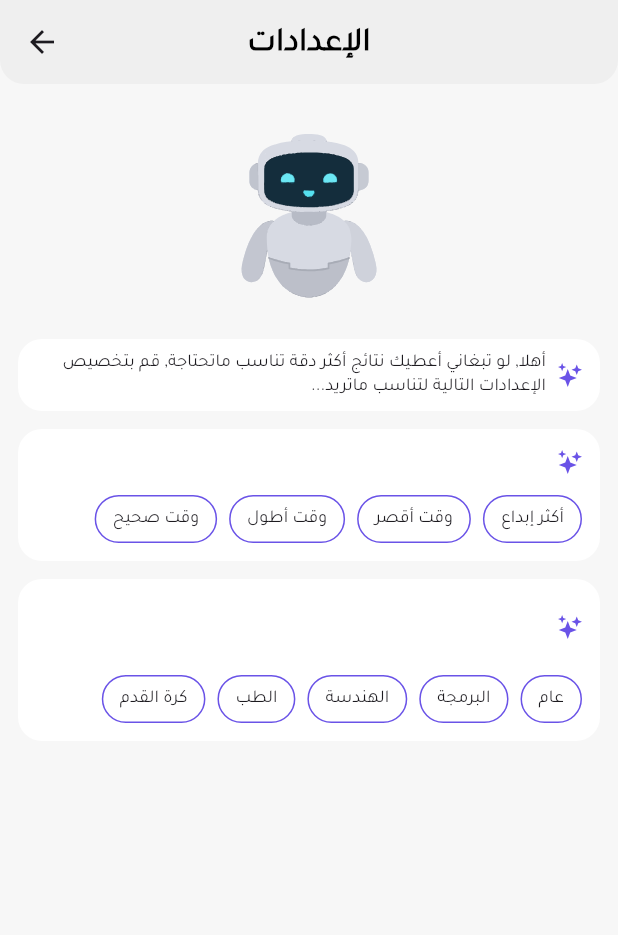
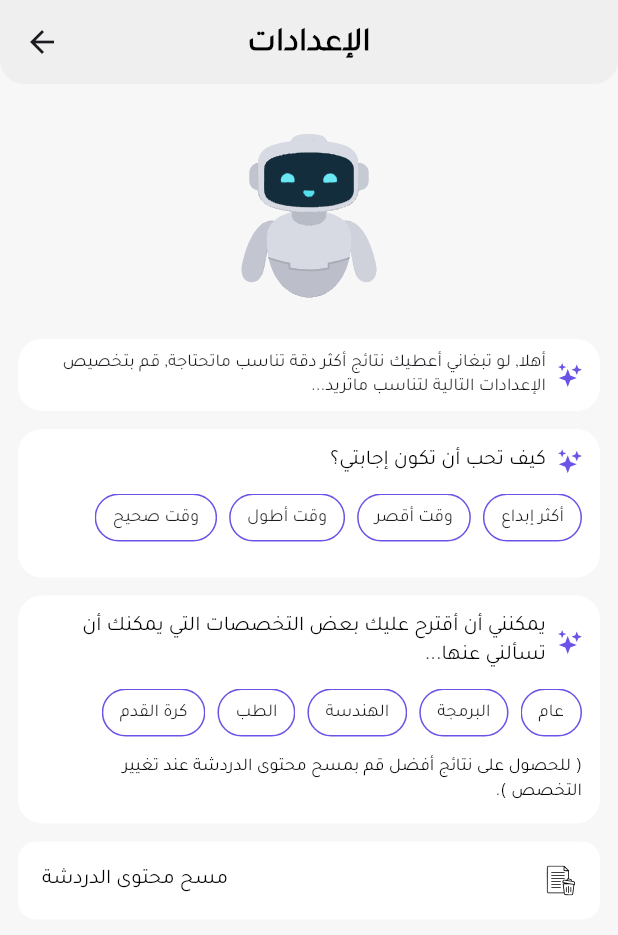
Before and after one commit to Abdullah-Saeed-1100/Fahimak_AI, a Flutter app: the ChatAiView screen opened directly, after a tap on an icon or button, on a phone screen of 412 x 824 dp. Shown: the top 935 px of the screen. Run offline on Flutter 3.47's test engine with Material 3 defaults, Android fonts, the phone set to English and light mode, and no system bars; our stand-ins replace dartz, equatable, flutter_bloc, flutter_svg, google_generative_ai, hive and 4 more; accounts and stored records are empty.

Commit message:
add clearMessages( ) and trigger it,  refactor  UI

```diff
--- a/lib/features/chat_ai/presentation/views/chat_ai_view.dart
+++ b/lib/features/chat_ai/presentation/views/chat_ai_view.dart
@@ -1,17 +1,7 @@
-import 'package:fahimak_ai/core/utils/app_images.dart';
 import 'package:fahimak_ai/core/widgets/custom_app_bar.dart';
-import 'package:fahimak_ai/features/chat_ai/presentation/cubit/chat_cubit.dart';
-import 'package:fahimak_ai/features/chat_ai/presentation/cubit/chat_state.dart';
-import 'package:fahimak_ai/features/chat_ai/presentation/cubit/gemini_state.dart';
-import 'package:fahimak_ai/features/chat_ai/data/chat_repo_impl.dart';
-import 'package:fahimak_ai/features/chat_ai/presentation/widgets/chat_ai_view_body.dart';
+import 'package:fahimak_ai/features/chat_ai/presentation/widgets/chat_ai_view_body_bloc_listener.dart';
+import 'package:fahimak_ai/features/chat_ai/presentation/widgets/setting_button.dart';
 import 'package:flutter/material.dart';
-import 'package:flutter_bloc/flutter_bloc.dart';
-import 'package:flutter_svg/svg.dart';
-import 'package:hive_flutter/hive_flutter.dart';
-import '../../../../core/services/gemini_ai_service.dart';
-import '../../../settings/presentation/views/settings_view.dart';
-import '../../data/models/chat_message.dart';
 import '../widgets/custom_theme_button.dart';
 
 class ChatAiView extends StatelessWidget {
@@ -19,68 +9,14 @@ class ChatAiView extends StatelessWidget {
 
   @override
   Widget build(BuildContext context) {
-    return BlocProvider(
-      create: (context) {
-        final box = Hive.box<ChatMessage>(
-          'messagesBox',
-        ); // <— إحصل على الصندوق المفتوح
-
-        return ChatCubit(
-          ChatRepoImpl(chatService: GeminiAiService(), box: box),
-        );
-      },
-      child: Scaffold(
-        backgroundColor: Theme.of(context).scaffoldBackgroundColor,
-        appBar: CustomAppBar(
-          title: "الدردشة",
-          leading: CustomThemeButton(),
-          actions: [
-            GestureDetector(
-              onTap: () {
-                Navigator.of(
-                  context,
-                ).push(MaterialPageRoute(builder: (context) => SettingsView()));
-              },
-              child: DecoratedBox(
-                decoration: BoxDecoration(),
-                child: Padding(
-                  padding: const EdgeInsets.all(12.0),
-                  child: SvgPicture.asset(
-                    AppImages.settings,
-                    height: 22,
-                    colorFilter: ColorFilter.mode(
-                      Theme.of(context).appBarTheme.actionsIconTheme!.color!,
-                      BlendMode.srcIn,
-                    ),
-                  ),
-                ),
-              ),
-            ),
-          ],
-        ),
-        body: SafeArea(
-          child: BlocListener<ChatCubit, ChatState>(
-            listenWhen: (previous, current) {
-              // ينفذ فقط إذا تغيرت القيمة من أي شيء إلى GeminiFailure
-              return current.geminiStatus is GeminiFailure &&
-                  previous.geminiStatus != current.geminiStatus;
-            },
-            listener: (context, state) {
-              if (state.geminiStatus is GeminiFailure) {
-                ScaffoldMessenger.of(context).showSnackBar(
-                  SnackBar(
-                    content: Text(
-                      (state.geminiStatus as GeminiFailure).errMessage,
-                    ),
-                    duration: const Duration(seconds: 1),
-                  ),
-                );
-              }
-            },
-            child: const ChatAiViewBody(),
-          ),
-        ),
+    return Scaffold(
+      backgroundColor: Theme.of(context).scaffoldBackgroundColor,
+      appBar: CustomAppBar(
+        title: "الدردشة",
+        leading: CustomThemeButton(),
+        actions: [SettingButton()],
       ),
+      body: SafeArea(child: ChatAiViewBodyBlocListener()),
     );
   }
 }
--- /dev/null
+++ b/lib/features/chat_ai/presentation/widgets/chat_ai_view_body_bloc_listener.dart
@@ -0,0 +1,31 @@
+import 'package:fahimak_ai/core/helper_functions/custom_snack_bar.dart';
+import 'package:fahimak_ai/features/chat_ai/presentation/cubit/chat_cubit.dart';
+import 'package:fahimak_ai/features/chat_ai/presentation/cubit/chat_state.dart';
+import 'package:fahimak_ai/features/chat_ai/presentation/cubit/gemini_state.dart';
+import 'package:fahimak_ai/features/chat_ai/presentation/widgets/chat_ai_view_body.dart';
+import 'package:flutter/material.dart';
+import 'package:flutter_bloc/flutter_bloc.dart';
+
+class ChatAiViewBodyBlocListener extends StatelessWidget {
+  const ChatAiViewBodyBlocListener({super.key});
+
+  @override
+  Widget build(BuildContext context) {
+    return BlocListener<ChatCubit, ChatState>(
+      listenWhen: (previous, current) {
+        // ينفذ فقط إذا تغيرت القيمة من أي شيء إلى GeminiFailure
+        return current.geminiStatus is GeminiFailure &&
+            previous.geminiStatus != current.geminiStatus;
+      },
+      listener: (context, state) {
+        if (state.geminiStatus is GeminiFailure) {
+          customSnackBar(
+            context: context,
+            message: (state.geminiStatus as GeminiFailure).errMessage,
+          );
+        }
+      },
+      child: const ChatAiViewBody(),
+    );
+  }
+}
--- a/lib/features/chat_ai/presentation/widgets/messages_chat_widget.dart
+++ b/lib/features/chat_ai/presentation/widgets/messages_chat_widget.dart
@@ -23,16 +23,19 @@ class MessagesChatWidget extends StatelessWidget {
     // });
 
     if (messagesChatState.isEmpty) {
-      return Column(
-        // mainAxisAlignment: MainAxisAlignment.center,
+      return Padding(
+        padding: const EdgeInsets.symmetric(horizontal: 12),
+        child: Column(
+          mainAxisAlignment: MainAxisAlignment.center,
           crossAxisAlignment: CrossAxisAlignment.center,
           children: [
             SvgPicture.asset(AppImages.aiRobotSmall, height: 150),
             HeaderSettingWidget(
               text:
-                "يمكنك الآن بدء الدردشة من هنا 🗨️...\n أن جاهز لتقديم أقصى ما لدي لمساعدتك 🫡...",
+                  "يمكنك الآن بدء الدردشة من هنا 🗨️...\n أنا جاهز لتقديم أقصى ما لدي لمساعدتك 🫡...",
             ),
           ],
+        ),
       );
     }
 
@@ -41,17 +44,19 @@ class MessagesChatWidget extends StatelessWidget {
       itemCount: messagesChatState.length,
       itemBuilder: (context, index) {
         final message = messagesChatState[index];
-        return index == 0
-            ? Column(
-              children: [
-                SvgPicture.asset(AppImages.aiRobotSmall, height: 150),
-                HeaderSettingWidget(
-                  text:
-                      " لو تبغاني أعطيك نتائج أكثر دقة تناسب ماتحتاجة, قم بالذهاب لصفحة الإعدادات وقم بتخصيص إعدادات المحادثة لتناسب ماتريد...",
-                ),
-              ],
-            )
-            : index != messagesChatState.length - 1
+        return
+        // index == 0
+        //     ? Column(
+        //       children: [
+        //         SvgPicture.asset(AppImages.aiRobotSmall, height: 150),
+        //         HeaderSettingWidget(
+        //           text:
+        //               " لو تبغاني أعطيك نتائج أكثر دقة تناسب ماتحتاجة, قم بالذهاب لصفحة الإعدادات وقم بتخصيص إعدادات المحادثة لتناسب ماتريد...",
+        //         ),
+        //       ],
+        //     )
+        //     :
+        index != messagesChatState.length - 1
             ? MessageBubble(message: message)
             : Column(
               children: [
--- /dev/null
+++ b/lib/features/chat_ai/presentation/widgets/setting_button.dart
@@ -0,0 +1,33 @@
+import 'package:fahimak_ai/core/utils/app_images.dart';
+import 'package:fahimak_ai/features/settings/presentation/views/settings_view.dart';
+import 'package:flutter/material.dart';
+import 'package:flutter_svg/svg.dart';
+
+class SettingButton extends StatelessWidget {
+  const SettingButton({super.key});
+
+  @override
+  Widget build(BuildContext context) {
+    return GestureDetector(
+      onTap: () {
+        Navigator.of(
+          context,
+        ).push(MaterialPageRoute(builder: (context) => SettingsView()));
+      },
+      child: DecoratedBox(
+        decoration: BoxDecoration(),
+        child: Padding(
+          padding: const EdgeInsets.all(12.0),
+          child: SvgPicture.asset(
+            AppImages.settings,
+            height: 22,
+            colorFilter: ColorFilter.mode(
+              Theme.of(context).appBarTheme.actionsIconTheme!.color!,
+              BlendMode.srcIn,
+            ),
+          ),
+        ),
+      ),
+    );
+  }
+}
--- a/lib/features/settings/presentation/widgets/chip_widget.dart
+++ b/lib/features/settings/presentation/widgets/chip_widget.dart
@@ -2,33 +2,27 @@ import 'package:fahimak_ai/core/utils/app_colors.dart';
 import 'package:flutter/material.dart';
 
 class ChipWidget extends StatelessWidget {
-  final String name;
-  final bool? isSelected;
-  final VoidCallback? onTap;
-  const ChipWidget({
-    super.key,
-    this.isSelected,
-    required this.name,
-    this.onTap,
-  });
+  final ChipWidgetInput chipWidgetInput;
+  const ChipWidget({super.key, required this.chipWidgetInput});
 
   @override
   Widget build(BuildContext context) {
     return GestureDetector(
-      onTap: onTap,
+      onTap: chipWidgetInput.onTap,
       child: DecoratedBox(
         decoration: BoxDecoration(
-          color: isSelected == true ? AppColors.primary : null,
+          color: chipWidgetInput.isSelected == true ? AppColors.primary : null,
           borderRadius: BorderRadius.circular(16),
           border: Border.all(color: AppColors.primary),
         ),
         child: Padding(
           padding: const EdgeInsets.symmetric(vertical: 8, horizontal: 12),
           child: Text(
-            name,
+            chipWidgetInput.name,
             style: Theme.of(context).textTheme.bodySmall?.copyWith(
-              color: isSelected == true ? Colors.white : null,
-              fontWeight: isSelected == true ? FontWeight.bold : null,
+              color: chipWidgetInput.isSelected == true ? Colors.white : null,
+              fontWeight:
+                  chipWidgetInput.isSelected == true ? FontWeight.bold : null,
             ),
           ),
         ),
@@ -37,8 +31,31 @@ class ChipWidget extends StatelessWidget {
   }
 }
 
-// class Majors {
-//   final String name;
-//   final VoidCallback onTap;
-//   Majors({required this.name, required this.onTap});
-// }
+class ChipWidgetInput {
+  final String name;
+  final bool? isSelected;
+  final VoidCallback? onTap;
+  const ChipWidgetInput({
+    this.isSelected = false,
+    required this.name,
+    this.onTap,
+  });
+}
+
+class CustomAnimatedForChipWidget extends StatelessWidget {
+  final ChipWidgetInput chipWidgetInput;
+  const CustomAnimatedForChipWidget({super.key, required this.chipWidgetInput});
+
+  @override
+  Widget build(BuildContext context) {
+    return AnimatedCrossFade(
+      firstChild: ChipWidget(chipWidgetInput: chipWidgetInput),
+      secondChild: ChipWidget(chipWidgetInput: chipWidgetInput),
+      crossFadeState:
+          chipWidgetInput.isSelected!
+              ? CrossFadeState.showFirst
+              : CrossFadeState.showSecond,
+      duration: const Duration(milliseconds: 300),
+    );
+  }
+}
--- /dev/null
+++ b/lib/features/settings/presentation/widgets/clear_chat_messages_widget.dart
@@ -0,0 +1,60 @@
+import 'package:fahimak_ai/core/helper_functions/custom_show_dialog.dart';
+import 'package:fahimak_ai/core/helper_functions/custom_snack_bar.dart';
+import 'package:fahimak_ai/core/utils/app_images.dart';
+import 'package:fahimak_ai/features/chat_ai/presentation/cubit/chat_cubit.dart';
+import 'package:flutter/material.dart';
+import 'package:flutter_bloc/flutter_bloc.dart';
+import 'package:flutter_svg/svg.dart';
+
+class ClearChatMessagesWidget extends StatelessWidget {
+  const ClearChatMessagesWidget({super.key});
+
+  @override
+  Widget build(BuildContext context) {
+    return GestureDetector(
+      onTap: () async {
+        final confirmed = await customShowDialog(
+          context: context,
+          content:
+              "هل أنت متأكد أنك تريد حذف جميع رسائل الدردشة؟ لا يمكن التراجع عن هذا الإجراء.",
+        );
+
+        if (confirmed == true) {
+          if (!context.mounted) return;
+          await context.read<ChatCubit>().clearMessages(); // clear messages
+          if (!context.mounted) return;
+          customSnackBar(
+            context: context,
+            message: "تم مسح جميع رسائل الدردشة بنجاح.",
+          );
+        }
+      },
+      child: Container(
+        decoration: BoxDecoration(
+          color: Theme.of(context).cardColor,
+          borderRadius: BorderRadius.circular(12),
+        ),
+        padding: const EdgeInsets.symmetric(horizontal: 16, vertical: 16),
+        child: Row(
+          children: [
+            Expanded(
+              child: Text(
+                "مسح محتوى الدردشة",
+                style: Theme.of(context).primaryTextTheme.labelMedium,
+              ),
+            ),
+            SvgPicture.asset(
+              AppImages.delete,
+              height: 20,
+              colorFilter: ColorFilter.mode(
+                Theme.of(context).primaryTextTheme.labelMedium?.color ??
+                    Colors.black,
+                BlendMode.srcIn,
+              ),
+            ),
+          ],
+        ),
+      ),
+    );
+  }
+}
--- a/lib/features/settings/presentation/widgets/customize_majors_names_settings_widget_sat_state.dart
+++ b/lib/features/settings/presentation/widgets/customize_majors_names_settings_widget_sat_state.dart
@@ -2,7 +2,6 @@ import 'package:fahimak_ai/core/helper_functions/get_majors_names.dart';
 import 'package:fahimak_ai/features/settings/presentation/widgets/chip_widget.dart';
 import 'package:fahimak_ai/features/settings/presentation/widgets/customize_settings_widget.dart';
 import 'package:flutter/material.dart';
-
 import '../../../../core/services/cache_helper.dart';
 
 class CustomizeMajorsNamesSettingsWidgetSatState extends StatefulWidget {
@@ -19,14 +18,19 @@ class _CustomizeMajorsNamesSettingsWidgetSatStateState
   Widget build(BuildContext context) {
     return CustomizeSettingsWidget(
       title: "يمكنني أن أقترح عليك بعض التخصصات التي يمكنك أن تسألني عنها...",
+      subtitle:
+          "( للحصول على نتائج أفضل قم بمسح محتوى الدردشة عند تغيير التخصص ).",
       children: List.generate(
         MajorsNames.values.length,
-        (index) => ChipWidget(
+        (index) => CustomAnimatedForChipWidget(
+          chipWidgetInput: ChipWidgetInput(
             name: MajorsNames.values[index].nameArabic,
             isSelected:
                 CacheHelper.getString(CacheKeys.majorName) ==
                 MajorsNames.values[index].name,
             onTap: () async {
+              if (CacheHelper.getString(CacheKeys.majorName) !=
+                  MajorsNames.values[index].name) {
                 await CacheHelper.saveString(
                   CacheKeys.majorName,
                   MajorsNames.values[index].name,
@@ -35,7 +39,9 @@ class _CustomizeMajorsNamesSettingsWidgetSatStateState
                 debugPrint(
                   "======= majorName key => ${CacheHelper.getString(CacheKeys.majorName)}",
                 );
+              }
             },
+          ),
         ),
       ),
     );
--- a/lib/features/settings/presentation/widgets/customize_settings_widget.dart
+++ b/lib/features/settings/presentation/widgets/customize_settings_widget.dart
@@ -5,11 +5,13 @@ import 'package:flutter_svg/svg.dart';
 
 class CustomizeSettingsWidget extends StatelessWidget {
   final String title;
+  final String? subtitle;
   final List<Widget> children;
   const CustomizeSettingsWidget({
     super.key,
     required this.title,
     required this.children,
+    this.subtitle,
   });
 
   @override
@@ -35,7 +37,7 @@ class CustomizeSettingsWidget extends StatelessWidget {
                   child: Text(
                     title,
                     textDirection: TextDirection.rtl,
-                    style: Theme.of(context).textTheme.bodyMedium,
+                    style: Theme.of(context).primaryTextTheme.labelMedium,
                   ),
                 ),
               ],
@@ -48,6 +50,13 @@ class CustomizeSettingsWidget extends StatelessWidget {
               runSpacing: 8,
               children: children,
             ),
+            SizedBox(height: 12),
+            if (subtitle != null)
+              Text(
+                subtitle!,
+                textDirection: TextDirection.rtl,
+                style: Theme.of(context).primaryTextTheme.labelSmall,
+              ),
           ],
         ),
       ),
--- a/lib/features/settings/presentation/widgets/customize_types_result_settings_widget_set_state.dart
+++ b/lib/features/settings/presentation/widgets/customize_types_result_settings_widget_set_state.dart
@@ -20,7 +20,8 @@ class _CustomizeTypesResultSettingsWidgetSetStateState
       title: "كيف تحب أن تكون إجابتي؟",
       children: List.generate(
         getTypesResult().length,
-        (index) => ChipWidget(
+        (index) => CustomAnimatedForChipWidget(
+          chipWidgetInput: ChipWidgetInput(
             name: getTypesResult()[index],
             isSelected:
                 CacheHelper.getString(CacheKeys.resultType) ==
@@ -34,6 +35,7 @@ class _CustomizeTypesResultSettingsWidgetSetStateState
             },
           ),
         ),
+      ),
     );
   }
 }
--- a/lib/features/settings/presentation/widgets/settings_view_body.dart
+++ b/lib/features/settings/presentation/widgets/settings_view_body.dart
@@ -1,4 +1,5 @@
 import 'package:fahimak_ai/core/utils/app_images.dart';
+import 'package:fahimak_ai/features/settings/presentation/widgets/clear_chat_messages_widget.dart';
 import 'package:fahimak_ai/features/settings/presentation/widgets/customize_majors_names_settings_widget_sat_state.dart';
 import 'package:fahimak_ai/features/settings/presentation/widgets/customize_types_result_settings_widget_set_state.dart';
 import 'package:fahimak_ai/features/settings/presentation/widgets/header_setting_widget.dart';
@@ -31,6 +32,10 @@ class SettingsViewBody extends StatelessWidget {
 
             // Customize Majors Settings
             CustomizeMajorsNamesSettingsWidgetSatState(),
+            SizedBox(height: 12),
+
+            // Container for clear chat history
+            ClearChatMessagesWidget(),
             SizedBox(height: 24),
           ],
         ),
```
Also changed, not shown: lib/features/chat_ai/presentation/cubit/chat_cubit.dart (+7 -0 lines), lib/main.dart (+16 -2 lines). Lines whose indentation alone changed are shown as unchanged.
